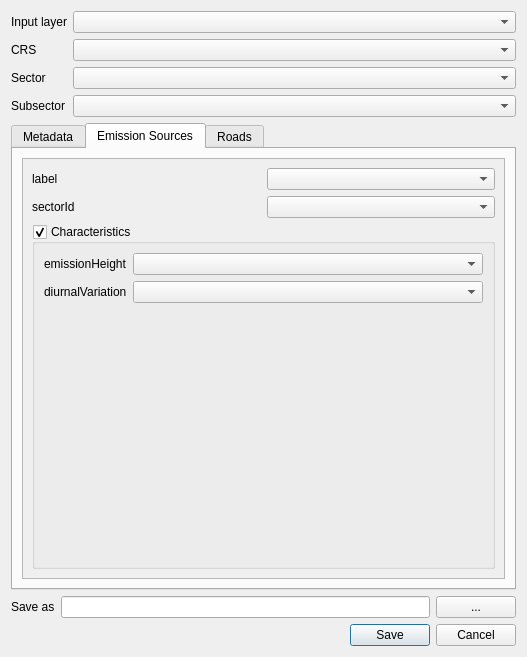
opengeogroep/AERIUS-QGIS-plugins, file ImaerPlugin/generate_calc_input_dlg.ui: the form before one commit.
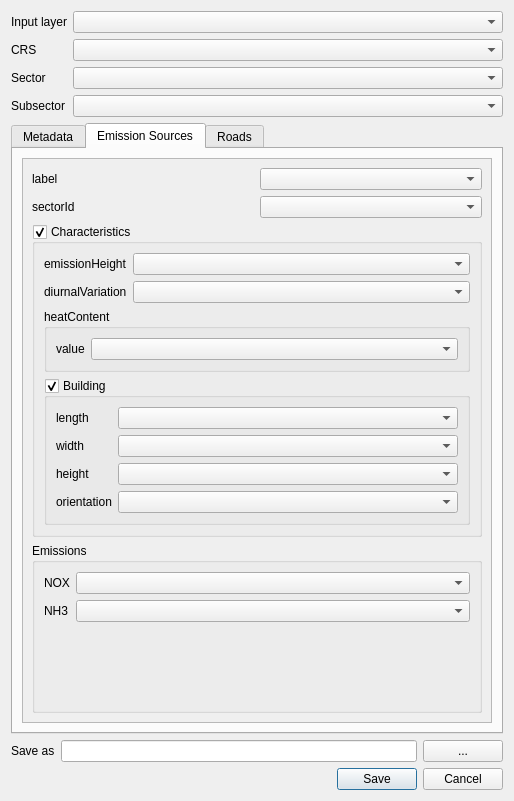
The form after the commit. Custom widgets are drawn as their Qt base class.

What changed in the file:
```diff
--- a/ImaerPlugin/generate_calc_input_dlg.ui
+++ b/ImaerPlugin/generate_calc_input_dlg.ui
@@ -6,8 +6,8 @@
    <rect>
     <x>0</x>
     <y>0</y>
-    <width>527</width>
-    <height>657</height>
+    <width>514</width>
+    <height>801</height>
    </rect>
   </property>
   <property name="windowTitle">
@@ -223,21 +223,11 @@
                <rect>
                 <x>0</x>
                 <y>0</y>
-                <width>481</width>
-                <height>394</height>
+                <width>468</width>
+                <height>538</height>
                </rect>
               </property>
               <layout class="QGridLayout" name="gridLayout_3">
-               <item row="1" column="0">
-                <widget class="QLabel" name="label_sector_id">
-                 <property name="text">
-                  <string>sectorId</string>
-                 </property>
-                </widget>
-               </item>
-               <item row="0" column="1">
-                <widget class="QgsFieldComboBox" name="fcb_label"/>
-               </item>
                <item row="1" column="1">
                 <widget class="QgsFieldComboBox" name="fcb_sector_id"/>
                </item>
@@ -252,6 +242,13 @@
                  </item>
                 </layout>
                </item>
+               <item row="1" column="0">
+                <widget class="QLabel" name="label_sector_id">
+                 <property name="text">
+                  <string>sectorId</string>
+                 </property>
+                </widget>
+               </item>
                <item row="2" column="0" colspan="2">
                 <widget class="QGroupBox" name="groupBox_es_characteristics">
                  <property name="title">
@@ -260,6 +257,9 @@
                  <property name="checkable">
                   <bool>true</bool>
                  </property>
+                 <property name="checked">
+                  <bool>true</bool>
+                 </property>
                  <layout class="QFormLayout" name="formLayout_5">
                   <item row="1" column="0">
                    <widget class="QLabel" name="label_diurnal_variation">
@@ -280,6 +280,112 @@
                   </item>
                   <item row="0" column="1">
                    <widget class="QgsFieldComboBox" name="fcb_emission_height"/>
+                  </item>
+                  <item row="3" column="0" colspan="2">
+                   <widget class="QGroupBox" name="groupBox_building">
+                    <property name="title">
+                     <string>Building</string>
+                    </property>
+                    <property name="checkable">
+                     <bool>true</bool>
+                    </property>
+                    <property name="checked">
+                     <bool>true</bool>
+                    </property>
+                    <layout class="QFormLayout" name="formLayout_7">
+                     <item row="0" column="0">
+                      <widget class="QLabel" name="label_b_length">
+                       <property name="text">
+                        <string>length</string>
+                       </property>
+                      </widget>
+                     </item>
+                     <item row="1" column="0">
+                      <widget class="QLabel" name="label_b_width">
+                       <property name="text">
+                        <string>width</string>
+                       </property>
+                      </widget>
+                     </item>
+                     <item row="2" column="0">
+                      <widget class="QLabel" name="label_b_height">
+                       <property name="text">
+                        <string>height</string>
+                       </property>
+                      </widget>
+                     </item>
+                     <item row="3" column="0">
+                      <widget class="QLabel" name="label_b_orientation">
+                       <property name="text">
+                        <string>orientation</string>
+                       </property>
+                      </widget>
+                     </item>
+                     <item row="0" column="1">
+                      <widget class="QgsFieldComboBox" name="fcb_b_length"/>
+                     </item>
+                     <item row="1" column="1">
+                      <widget class="QgsFieldComboBox" name="fcb_b_width"/>
+                     </item>
+                     <item row="2" column="1">
+                      <widget class="QgsFieldComboBox" name="fcb_b_height"/>
+                     </item>
+                     <item row="3" column="1">
+                      <widget class="QgsFieldComboBox" name="fcb_b_orientation"/>
+                     </item>
+                    </layout>
+                   </widget>
+                  </item>
+                  <item row="2" column="0" colspan="2">
+                   <widget class="QGroupBox" name="groupBox_heatContent">
+                    <property name="title">
+                     <string>heatContent</string>
+                    </property>
+                    <layout class="QFormLayout" name="formLayout_8">
+                     <item row="0" column="0">
+                      <widget class="QLabel" name="label_hc_value">
+                       <property name="text">
+                        <string>value</string>
+                       </property>
+                      </widget>
+                     </item>
+                     <item row="0" column="1">
+                      <widget class="QgsFieldComboBox" name="mFieldComboBox"/>
+                     </item>
+                    </layout>
+                   </widget>
+                  </item>
+                 </layout>
+                </widget>
+               </item>
+               <item row="0" column="1">
+                <widget class="QgsFieldComboBox" name="fcb_label"/>
+               </item>
+               <item row="3" column="0" colspan="2">
+                <widget class="QGroupBox" name="groupBox_emissions">
+                 <property name="title">
+                  <string>Emissions</string>
+                 </property>
+                 <layout class="QFormLayout" name="formLayout_6">
+                  <item row="0" column="0">
+                   <widget class="QLabel" name="label_em_nox">
+                    <property name="text">
+                     <string>NOX</string>
+                    </property>
+                   </widget>
+                  </item>
+                  <item row="0" column="1">
+                   <widget class="QgsFieldComboBox" name="fcb_em_nox"/>
+                  </item>
+                  <item row="1" column="0">
+                   <widget class="QLabel" name="label_em_nh3">
+                    <property name="text">
+                     <string>NH3</string>
+                    </property>
+                   </widget>
+                  </item>
+                  <item row="1" column="1">
+                   <widget class="QgsFieldComboBox" name="fcb_em_nh3"/>
                   </item>
                  </layout>
                 </widget>
```
